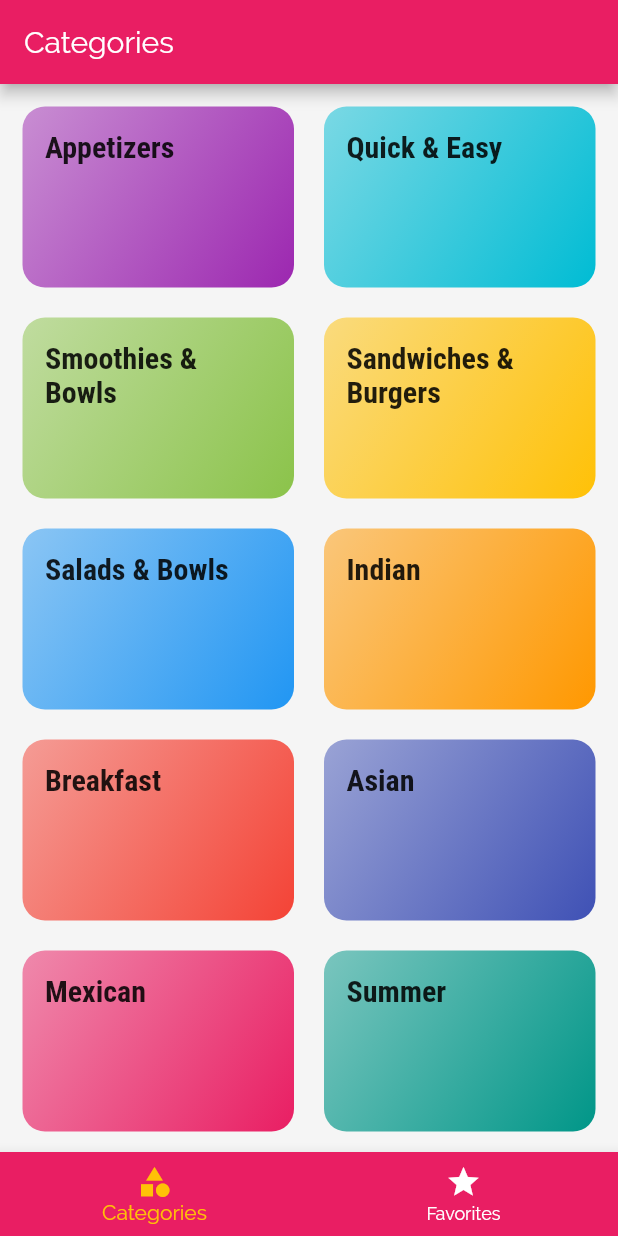
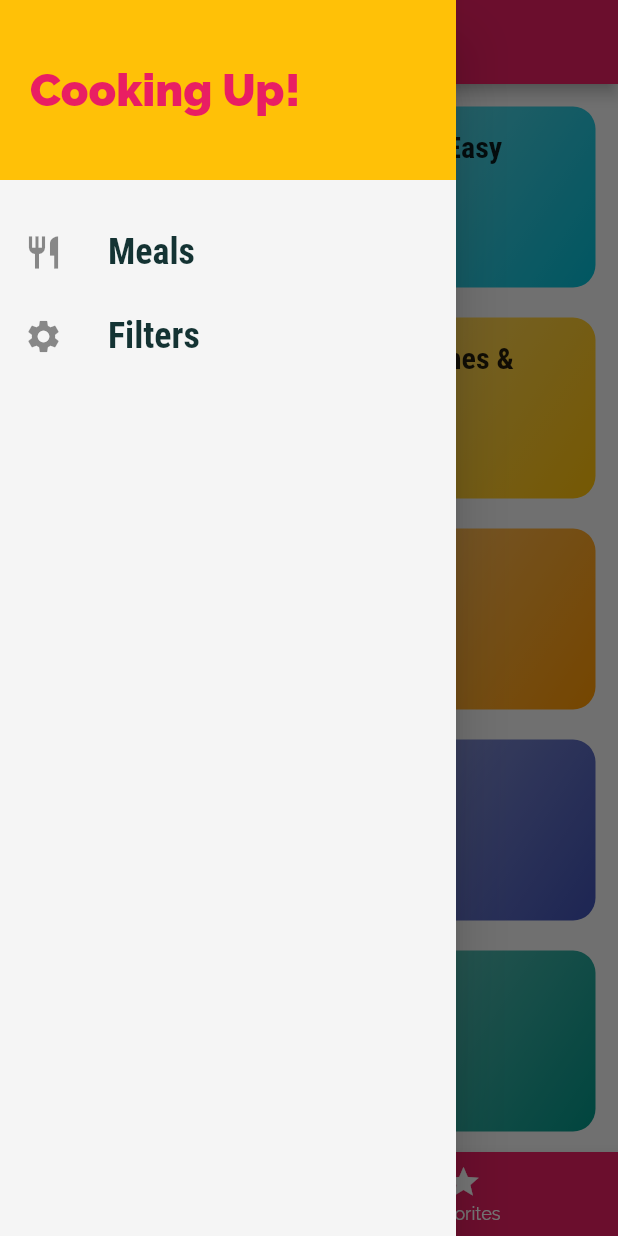
Before and after one commit to erinkelsey/veganmeals-flutter, a Flutter app: the screen it shows after launch, with the side drawer open (before the commit the screen has no drawer), on a phone screen of 412 x 824 dp. Run offline on Flutter 3.47's test engine with Material 2 defaults, Android fonts, the phone set to English and light mode, and no system bars.

Commit message:
add drawer to page

```diff
--- a/lib/main.dart
+++ b/lib/main.dart
@@ -1,4 +1,3 @@
-import 'package:flutter/foundation.dart';
 import 'package:flutter/material.dart';
 
 import './screens/categories_screen.dart';
@@ -6,6 +5,8 @@ import './screens/category_meals_screen.dart';
 import './screens/meal_detail_screen.dart';
 import './screens/top_tabs_screen.dart';
 import './screens/bottom_tabs_screen.dart';
+import './screens/filters_screen.dart';
+
 
 void main() {
   runApp(MyApp());
@@ -38,9 +39,11 @@ class MyApp extends StatelessWidget {
       ),
       // home: CategoriesScreen(),
       routes: {
-        '/': (ctx) => kIsWeb ? TopTabsScreen() : TabsScreen(),
+        // '/': (ctx) => kIsWeb ? TopTabsScreen() : TabsScreen(),
+        '/': (ctx) => TabsScreen(),
         CategoryMealsScreen.routeName: (ctx) => CategoryMealsScreen(),
         MealDetailScreen.routeName: (ctx) => MealDetailScreen(),
+        FiltersScreen.routeName: (ctx) => FiltersScreen(),
       },
       // default route -> no registered route was found in the routes table
       onGenerateRoute: (settings) {
--- a/lib/screens/bottom_tabs_screen.dart
+++ b/lib/screens/bottom_tabs_screen.dart
@@ -2,6 +2,7 @@ import 'package:flutter/material.dart';
 
 import '../screens/favorites_screen.dart';
 import '../screens/categories_screen.dart';
+import '../widgets/main_drawer.dart';
 
 class TabsScreen extends StatefulWidget {
   @override
@@ -34,6 +35,7 @@ class _TabsScreenState extends State<TabsScreen> {
       appBar: AppBar(
         title: Text(_pages[_selectedPageIndex]['title']),
       ),
+      drawer: MainDrawer(),
       body: _pages[_selectedPageIndex]['page'],
       bottomNavigationBar: BottomNavigationBar(
         onTap: _selectPage,
@@ -49,7 +51,7 @@ class _TabsScreenState extends State<TabsScreen> {
             title: Text('Categories'),
           ),
           BottomNavigationBarItem(
-            backgroundColor: Theme.of(context).primaryColor,
+            // backgroundColor: Theme.of(context).primaryColor,
             icon: Icon(Icons.star),
             title: Text('Favorites'),
           ),
--- /dev/null
+++ b/lib/screens/filters_screen.dart
@@ -0,0 +1,22 @@
+import 'package:flutter/material.dart';
+
+import '../widgets/main_drawer.dart';
+
+class FiltersScreen extends StatelessWidget {
+  static const routeName = '/filters';
+
+  @override
+  Widget build(BuildContext context) {
+    return Scaffold(
+      appBar: AppBar(
+        title: Text('Filters'),
+      ),
+      drawer: MainDrawer(),
+      body: Center(
+        child: Text(
+          'Filters!'
+        ),
+      ),
+    );
+  }
+}
--- /dev/null
+++ b/lib/widgets/main_drawer.dart
@@ -0,0 +1,59 @@
+import 'package:flutter/material.dart';
+
+import '../screens/filters_screen.dart';
+
+class MainDrawer extends StatelessWidget {
+  Widget buildListTile(String title, IconData icon, Function tapHandler){
+    return ListTile(
+      leading: Icon(
+        icon,
+        size: 26,
+      ),
+      title: Text(
+        title,
+        style: TextStyle(
+          fontFamily: 'RobotoCondensed',
+          fontSize: 24,
+          fontWeight: FontWeight.bold,
+        ),
+      ),
+      onTap: tapHandler,
+    );
+  }
+
+  @override
+  Widget build(BuildContext context) {
+    return Drawer(
+      child: Column(
+        children: <Widget>[
+          Container(
+            height: 120,
+            width: double.infinity,
+            padding: EdgeInsets.all(20),
+            alignment: Alignment.centerLeft,
+            color: Theme.of(context).accentColor,
+            child: Text(
+              'Cooking Up!',
+              style: TextStyle(
+                fontWeight: FontWeight.w900,
+                fontSize: 30,
+                color: Theme.of(context).primaryColor,
+              ),
+            ),
+          ),
+          SizedBox(height: 20,),
+          buildListTile(
+            'Meals',
+            Icons.restaurant,
+            () => Navigator.of(context).pushReplacementNamed('/'),
+          ),
+          buildListTile(
+            'Filters',
+            Icons.settings,
+            () => Navigator.of(context).pushReplacementNamed(FiltersScreen.routeName),
+          ),
+        ],
+      ),
+    );
+  }
+}
```
Also changed, not shown: lib/screens/category_meals_screen.dart (+34 -12 lines), lib/screens/meal_detail_screen.dart (+7 -0 lines), lib/widgets/meal_item.dart (+9 -2 lines).
